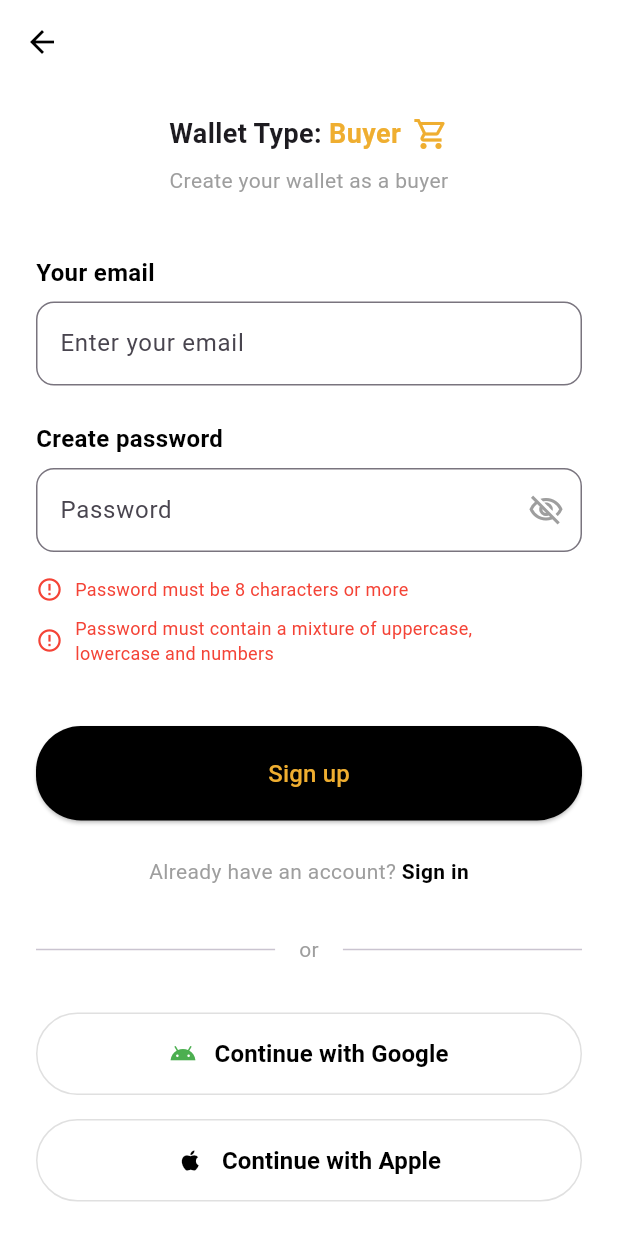
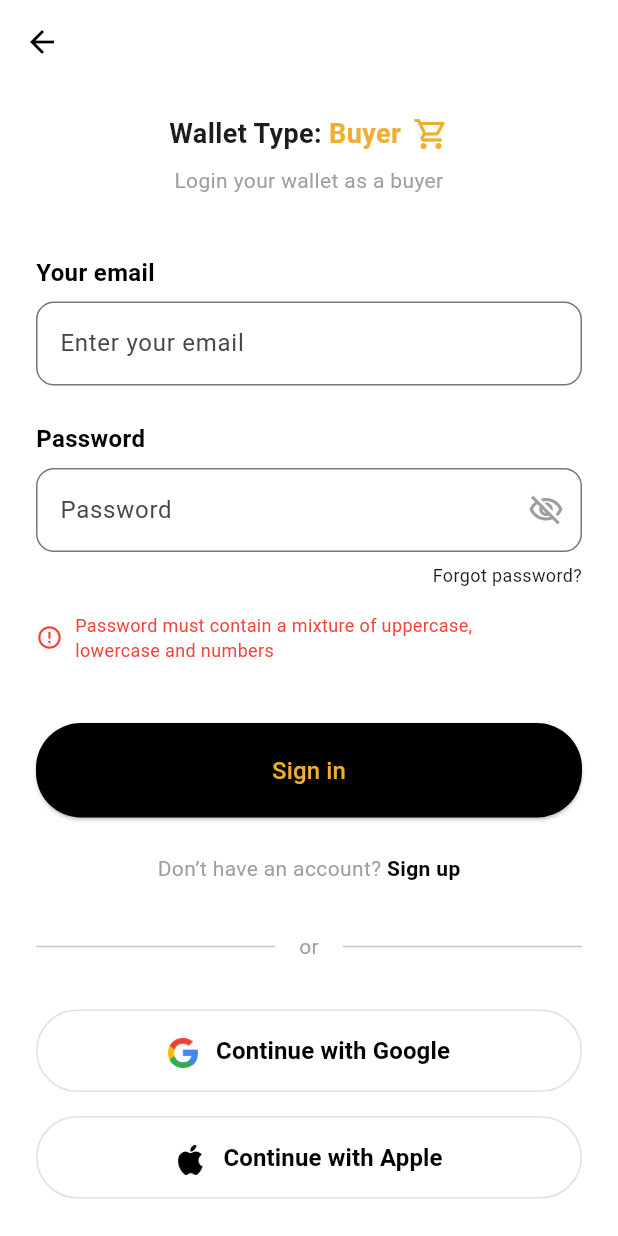
Before and after one commit to adilramzan764/afrotierre-frontend, a Flutter app: the CreateAccountBuyerScreen screen opened by its route, after a tap on "Sign in", on a phone screen of 412 x 824 dp. Run offline on Flutter 3.47's test engine with Material 3 defaults, Android fonts, the phone set to English and light mode, and no system bars; our stand-ins replace flutter_easyloading.

Commit message:
sign up and in

```diff
--- a/lib/constants.dart
+++ b/lib/constants.dart
@@ -4,6 +4,8 @@ const splashScreen = "/SplashScreen";
 const onboardingScreen = "/OnboardingScreen";
 const createAccountBuyerScreen = "/CreateAccountBuyerScreen";
 const createAccountSellerScreen = "/CreateAccountSellerScreen";
+const signInAccountBuyerScreen = "/SignInAccountBuyerScreen";
+const signInAccountSellerScreen = "/SignInAccountSellerScreen";
 
 Color primaryColor = const Color(0xFFEFAE30);
 Color secondaryColor = const Color(0xFF000000);
--- a/lib/create_account_buyer.dart
+++ b/lib/create_account_buyer.dart
@@ -150,7 +150,7 @@ class _CreateAccountBuyerScreenState extends State<CreateAccountBuyerScreen> {
                   ),
                   GestureDetector(
                     onTap: () {
-                      // Navigate to Sign In
+                      Navigator.pushNamed(context, signInAccountBuyerScreen);
                     },
                     child: Text(
                       'Sign in',
@@ -176,13 +176,13 @@ class _CreateAccountBuyerScreenState extends State<CreateAccountBuyerScreen> {
               const SizedBox(height: 32),
               _buildSocialButton(
                 'Continue with Google',
-                const Icon(Icons.android, color: Colors.green), // Placeholder
+                Image.asset('assets/google.png', height: 20),
                 () {},
               ),
               const SizedBox(height: 16),
               _buildSocialButton(
                 'Continue with Apple',
-                const Icon(Icons.apple, color: Colors.black),
+                Image.asset('assets/apple.png', height: 20),
                 () {},
               ),
               const SizedBox(height: 20),
@@ -213,6 +213,7 @@ class _CreateAccountBuyerScreenState extends State<CreateAccountBuyerScreen> {
       ),
       child: Row(
         mainAxisAlignment: MainAxisAlignment.center,
+        crossAxisAlignment: CrossAxisAlignment.end,
         children: [
           icon,
           const SizedBox(width: 12),
--- a/lib/main.dart
+++ b/lib/main.dart
@@ -1,6 +1,8 @@
 import 'package:afrotierre/create_account_buyer.dart';
 import 'package:afrotierre/create_account_seller.dart';
 import 'package:afrotierre/onboarding_screen.dart';
+import 'package:afrotierre/sign_in_account_buyer.dart';
+import 'package:afrotierre/sign_in_account_seller.dart';
 import 'package:afrotierre/splash_screen.dart';
 import 'package:flutter/material.dart';
 import 'package:flutter_easyloading/flutter_easyloading.dart';
@@ -32,6 +34,9 @@ class _MyHomePageState extends State<MyHomePage> {
         createAccountBuyerScreen: (context) => const CreateAccountBuyerScreen(),
         createAccountSellerScreen: (context) =>
             const CreateAccountSellerScreen(),
+        signInAccountBuyerScreen: (context) => const SignInAccountBuyerScreen(),
+        signInAccountSellerScreen: (context) =>
+            const SignInAccountSellerScreen(),
       },
     );
   }
--- a/lib/onboarding_screen.dart
+++ b/lib/onboarding_screen.dart
@@ -90,7 +90,11 @@ class _OnboardingScreenState extends State<OnboardingScreen> {
                   ),
                   GestureDetector(
                     onTap: () {
-                      // Navigate to Sign In
+                      if (_selectedWalletType == 'Seller') {
+                        Navigator.pushNamed(context, signInAccountSellerScreen);
+                      } else if (_selectedWalletType == 'Buyer') {
+                        Navigator.pushNamed(context, signInAccountBuyerScreen);
+                      }
                     },
                     child: Text(
                       'Sign in',
--- a/lib/sign_in_account_buyer.dart
+++ b/lib/sign_in_account_buyer.dart
@@ -0,0 +1,241 @@
+import 'package:afrotierre/constants.dart';
+import 'package:flutter/material.dart';
+
+class SignInAccountBuyerScreen extends StatefulWidget {
+  const SignInAccountBuyerScreen({super.key});
+
+  @override
+  State<SignInAccountBuyerScreen> createState() =>
+      _SignInAccountBuyerScreenState();
+}
+
+class _SignInAccountBuyerScreenState extends State<SignInAccountBuyerScreen> {
+  bool _isPasswordVisible = false;
+
+  @override
+  Widget build(BuildContext context) {
+    return Scaffold(
+      backgroundColor: Colors.white,
+      appBar: AppBar(
+        backgroundColor: Colors.white,
+        elevation: 0,
+        leading: IconButton(
+          icon: const Icon(Icons.arrow_back, color: Colors.black),
+          onPressed: () => Navigator.of(context).pop(),
+        ),
+      ),
+      body: SingleChildScrollView(
+        child: Padding(
+          padding: const EdgeInsets.symmetric(horizontal: 24.0),
+          child: Column(
+            crossAxisAlignment: CrossAxisAlignment.stretch,
+            children: [
+              const SizedBox(height: 20),
+              Row(
+                mainAxisAlignment: MainAxisAlignment.center,
+                children: [
+                  const Text(
+                    'Wallet Type:',
+                    style: TextStyle(fontSize: 18, fontWeight: FontWeight.bold),
+                  ),
+                  Text(
+                    ' Buyer',
+                    style: TextStyle(
+                      fontSize: 18,
+                      fontWeight: FontWeight.bold,
+                      color: primaryColor,
+                    ),
+                  ),
+                  const SizedBox(width: 8),
+                  Icon(Icons.shopping_cart_outlined, color: primaryColor),
+                ],
+              ),
+              const SizedBox(height: 8),
+              const Text(
+                'Login your wallet as a buyer',
+                textAlign: TextAlign.center,
+                style: TextStyle(fontSize: 14, color: Colors.grey),
+              ),
+              const SizedBox(height: 40),
+              const Text(
+                'Your email',
+                style: TextStyle(
+                  fontSize: 16,
+                  fontWeight: FontWeight.w600,
+                  color: Colors.black,
+                ),
+              ),
+              const SizedBox(height: 8),
+              TextField(
+                decoration: InputDecoration(
+                  hintText: 'Enter your email',
+                  border: OutlineInputBorder(
+                    borderRadius: BorderRadius.circular(12),
+                    borderSide: BorderSide(color: Colors.grey[300]!),
+                  ),
+                  focusedBorder: OutlineInputBorder(
+                    borderRadius: BorderRadius.circular(12),
+                    borderSide: BorderSide(color: primaryColor, width: 1.5),
+                  ),
+                ),
+              ),
+              const SizedBox(height: 24),
+              const Text(
+                'Password',
+                style: TextStyle(
+                  fontSize: 16,
+                  fontWeight: FontWeight.w600,
+                  color: Colors.black,
+                ),
+              ),
+              const SizedBox(height: 8),
+              TextField(
+                obscureText: !_isPasswordVisible,
+                decoration: InputDecoration(
+                  hintText: 'Password',
+                  border: OutlineInputBorder(
+                    borderRadius: BorderRadius.circular(12),
+                    borderSide: BorderSide(color: Colors.grey[300]!),
+                  ),
+                  focusedBorder: OutlineInputBorder(
+                    borderRadius: BorderRadius.circular(12),
+                    borderSide: BorderSide(color: primaryColor, width: 1.5),
+                  ),
+                  suffixIcon: IconButton(
+                    icon: Icon(
+                      _isPasswordVisible
+                          ? Icons.visibility_outlined
+                          : Icons.visibility_off_outlined,
+                      color: Colors.grey,
+                    ),
+                    onPressed: () {
+                      setState(() {
+                        _isPasswordVisible = !_isPasswordVisible;
+                      });
+                    },
+                  ),
+                ),
+              ),
+              const SizedBox(height: 7),
+              Row(
+                mainAxisAlignment: MainAxisAlignment.end,
+                children: [
+                  GestureDetector(
+                    onTap: () {},
+                    child: Text(
+                      'Forgot password?',
+                      style: const TextStyle(fontSize: 12),
+                    ),
+                  ),
+                ],
+              ),
+              const SizedBox(height: 16),
+              _buildPasswordRequirement(
+                'Password must contain a mixture of uppercase,\nlowercase and numbers',
+              ),
+
+              const SizedBox(height: 40),
+              ElevatedButton(
+                onPressed: () {},
+                style: ElevatedButton.styleFrom(
+                  backgroundColor: secondaryColor,
+                  padding: const EdgeInsets.symmetric(vertical: 20),
+                  shape: RoundedRectangleBorder(
+                    borderRadius: BorderRadius.circular(30),
+                  ),
+                ),
+                child: Text(
+                  'Sign in',
+                  style: TextStyle(fontSize: 16, color: primaryColor),
+                ),
+              ),
+              const SizedBox(height: 24),
+              Row(
+                mainAxisAlignment: MainAxisAlignment.center,
+                children: [
+                  const Text(
+                    "Don’t have an account? ",
+                    style: TextStyle(color: Colors.grey),
+                  ),
+                  GestureDetector(
+                    onTap: () {
+                      Navigator.pushNamed(context, createAccountBuyerScreen);
+                    },
+                    child: Text(
+                      'Sign up',
+                      style: TextStyle(
+                        fontWeight: FontWeight.bold,
+                        color: secondaryColor,
+                      ),
+                    ),
+                  ),
+                ],
+              ),
+              const SizedBox(height: 32),
+              const Row(
+                children: [
+                  Expanded(child: Divider()),
+                  Padding(
+                    padding: EdgeInsets.symmetric(horizontal: 16.0),
+                    child: Text('or', style: TextStyle(color: Colors.grey)),
+                  ),
+                  Expanded(child: Divider()),
+                ],
+              ),
+              const SizedBox(height: 32),
+              _buildSocialButton(
+                'Continue with Google',
+                Image.asset('assets/google.png', height: 20),
+                () {},
+              ),
+              const SizedBox(height: 16),
+              _buildSocialButton(
+                'Continue with Apple',
+                Image.asset('assets/apple.png', height: 20),
+                () {},
+              ),
+              const SizedBox(height: 20),
+            ],
+          ),
+        ),
+      ),
+    );
+  }
+
+  Widget _buildPasswordRequirement(String text) {
+    return Row(
+      children: [
+        const Icon(Icons.error_outline, color: Colors.red, size: 18),
+        const SizedBox(width: 8),
+        Text(text, style: const TextStyle(color: Colors.red, fontSize: 12)),
+      ],
+    );
+  }
+
+  Widget _buildSocialButton(String text, Widget icon, VoidCallback onPressed) {
+    return OutlinedButton(
+      onPressed: onPressed,
+      style: OutlinedButton.styleFrom(
+        padding: const EdgeInsets.symmetric(vertical: 16),
+        shape: RoundedRectangleBorder(borderRadius: BorderRadius.circular(30)),
+        side: BorderSide(color: Colors.grey[300]!),
+      ),
+      child: Row(
+        mainAxisAlignment: MainAxisAlignment.center,
+        crossAxisAlignment: CrossAxisAlignment.end,
+        children: [
+          icon,
+          const SizedBox(width: 12),
+          Text(
+            text,
+            style: const TextStyle(
+              fontSize: 16,
+              fontWeight: FontWeight.w600,
+              color: Colors.black,
+            ),
+          ),
+        ],
+      ),
+    );
+  }
+}
```
Also changed, not shown: lib/create_account_seller.dart (+5 -4 lines), lib/sign_in_account_seller.dart (+240 -0 lines), assets/apple.png, assets/google.png.
